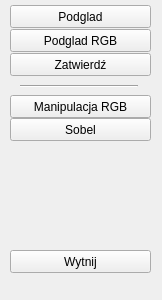
This is edycja_obrazow/wincyj.ui in hankav21/edytor_obrazow as Qt 5 draws it before an edit. The edited form follows.
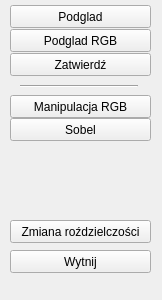
This is the edited form.

```diff
--- a/edycja_obrazow/wincyj.ui
+++ b/edycja_obrazow/wincyj.ui
@@ -114,6 +114,19 @@
      <string>Wytnij</string>
     </property>
    </widget>
+   <widget class="QPushButton" name="pushButton_rozdzielczosc">
+    <property name="geometry">
+     <rect>
+      <x>10</x>
+      <y>220</y>
+      <width>141</width>
+      <height>23</height>
+     </rect>
+    </property>
+    <property name="text">
+     <string>Zmiana roździelczości</string>
+    </property>
+   </widget>
   </widget>
  </widget>
  <resources/>
```
